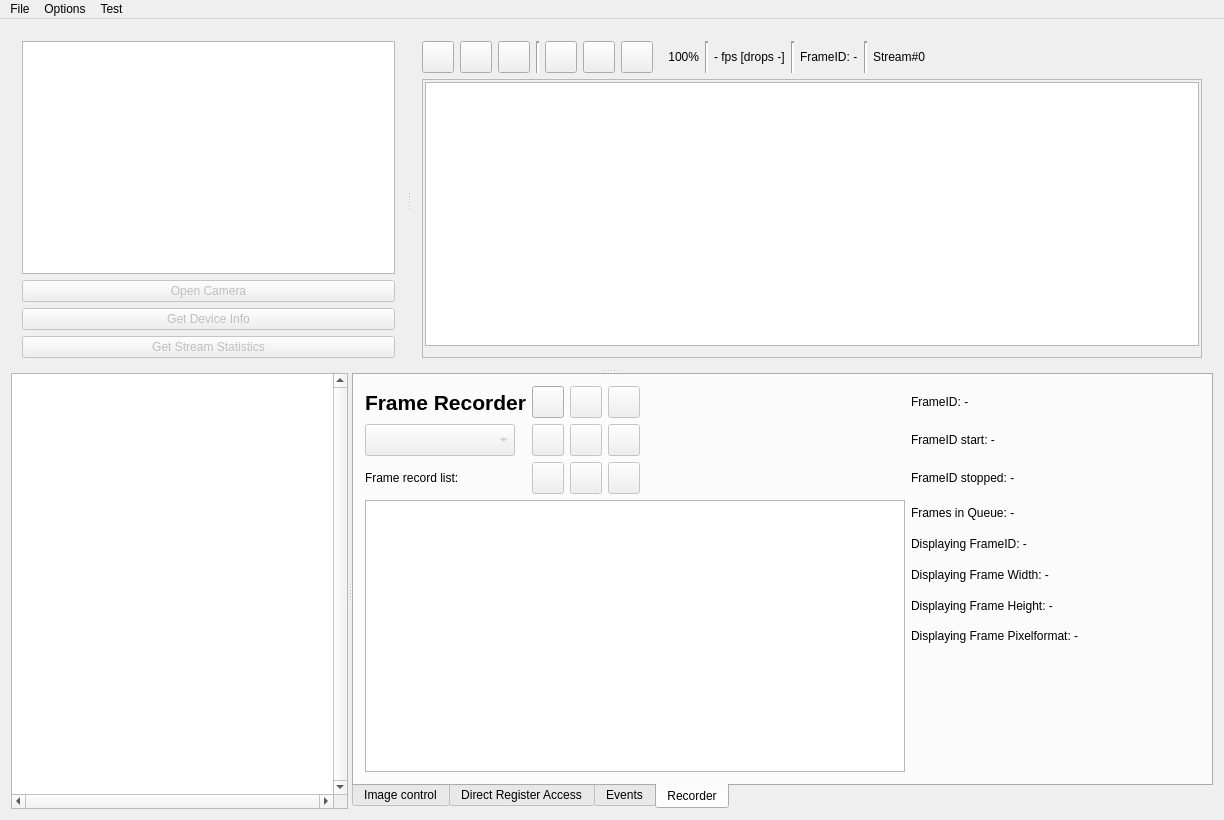
Old version of the form Source/res/v4l2test.ui in the repository alliedvision/V4L2Viewer.
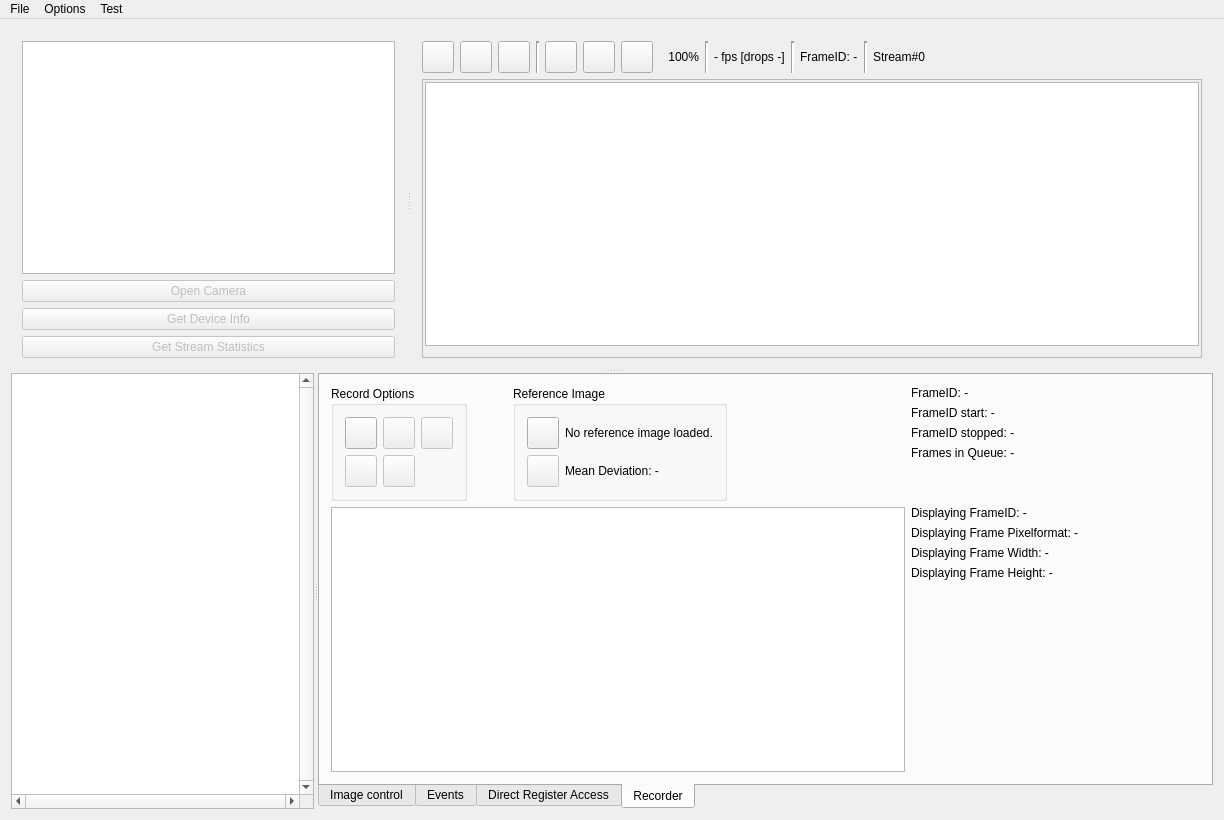
New version of the form. The open tabs and pages were chosen to show the change. Icons and pictures are not drawn.

Commit message: save images in raw format and compare saved iamges to a reference image

```diff
--- a/Source/res/v4l2test.ui
+++ b/Source/res/v4l2test.ui
@@ -1515,6 +1515,43 @@
           </property>
          </widget>
         </widget>
+        <widget class="QWidget" name="m_EventTab">
+         <attribute name="title">
+          <string>Events</string>
+         </attribute>
+         <layout class="QGridLayout" name="gridLayout_5">
+          <item row="1" column="1">
+           <spacer name="horizontalSpacer_2">
+            <property name="orientation">
+             <enum>Qt::Horizontal</enum>
+            </property>
+            <property name="sizeHint" stdset="0">
+             <size>
+              <width>40</width>
+              <height>20</height>
+             </size>
+            </property>
+           </spacer>
+          </item>
+          <item row="1" column="2">
+           <widget class="QPushButton" name="m_ClearEventLogButton">
+            <property name="text">
+             <string>Clear</string>
+            </property>
+           </widget>
+          </item>
+          <item row="0" column="0" colspan="3">
+           <widget class="QPlainTextEdit" name="m_EventsLogEditWidget">
+            <property name="sizePolicy">
+             <sizepolicy hsizetype="Preferred" vsizetype="Preferred">
+              <horstretch>0</horstretch>
+              <verstretch>0</verstretch>
+             </sizepolicy>
+            </property>
+           </widget>
+          </item>
+         </layout>
+        </widget>
         <widget class="QWidget" name="m_DirectRegisterAccessTab">
          <attribute name="title">
           <string>Direct Register Access</string>
@@ -1697,49 +1734,56 @@
           </item>
          </layout>
         </widget>
-        <widget class="QWidget" name="m_EventTab">
-         <attribute name="title">
-          <string>Events</string>
-         </attribute>
-         <layout class="QGridLayout" name="gridLayout_5">
-          <item row="1" column="1">
-           <spacer name="horizontalSpacer_2">
-            <property name="orientation">
-             <enum>Qt::Horizontal</enum>
-            </property>
-            <property name="sizeHint" stdset="0">
-             <size>
-              <width>40</width>
-              <height>20</height>
-             </size>
-            </property>
-           </spacer>
-          </item>
-          <item row="1" column="2">
-           <widget class="QPushButton" name="m_ClearEventLogButton">
-            <property name="text">
-             <string>Clear</string>
-            </property>
-           </widget>
-          </item>
-          <item row="0" column="0" colspan="3">
-           <widget class="QPlainTextEdit" name="m_EventsLogEditWidget">
-            <property name="sizePolicy">
-             <sizepolicy hsizetype="Preferred" vsizetype="Preferred">
-              <horstretch>0</horstretch>
-              <verstretch>0</verstretch>
-             </sizepolicy>
-            </property>
-           </widget>
-          </item>
-         </layout>
-        </widget>
         <widget class="QWidget" name="m_RecordTab">
          <attribute name="title">
           <string>Recorder</string>
          </attribute>
          <layout class="QGridLayout" name="gridLayout_7">
-          <item row="3" column="3">
+          <item row="0" column="0">
+           <layout class="QHBoxLayout" name="horizontalLayout_3">
+            <item>
+             <layout class="QVBoxLayout" name="verticalLayout_4">
+              <item>
+               <layout class="QHBoxLayout" name="horizontalLayout_5">
+                <item>
+                 <widget class="QGroupBox" name="groupBox_9">
+                  <property name="title">
+                   <string>Record Options</string>
+                  </property>
+                  <layout class="QGridLayout" name="gridLayout_6">
+                   <item row="0" column="0">
+                    <widget class="QPushButton" name="m_StartRecordButton">
+                     <property name="sizePolicy">
+                      <sizepolicy hsizetype="Fixed" vsizetype="Fixed">
+                       <horstretch>0</horstretch>
+                       <verstretch>0</verstretch>
+                      </sizepolicy>
+                     </property>
+                     <property name="minimumSize">
+                      <size>
+                       <width>32</width>
+                       <height>32</height>
+                      </size>
+                     </property>
+                     <property name="maximumSize">
+                      <size>
+                       <width>32</width>
+                       <height>32</height>
+                      </size>
+                     </property>
+                     <property name="toolTip">
+                      <string>Start recording</string>
+                     </property>
+                     <property name="text">
+                      <string/>
+                     </property>
+                     <property name="icon">
+                      <iconset resource="v4l2test.qrc">
+                       <normaloff>:/v4l2test/recordStart.ico</normaloff>:/v4l2test/recordStart.ico</iconset>
+                     </property>
+                    </widget>
+                   </item>
+                   <item row="1" column="1">
            <widget class="QPushButton" name="m_SaveFrameSeriesButton">
             <property name="enabled">
              <bool>false</bool>
@@ -1765,7 +1809,7 @@
             </property>
            </widget>
           </item>
-          <item row="3" column="2">
+                   <item row="1" column="0">
            <widget class="QPushButton" name="m_DisplaySaveFrame">
             <property name="enabled">
              <bool>false</bool>
@@ -1791,122 +1835,7 @@
             </property>
            </widget>
           </item>
-          <item row="0" column="12">
-           <widget class="QLabel" name="m_FrameIDRecording">
-            <property name="minimumSize">
-             <size>
-              <width>189</width>
-              <height>0</height>
-             </size>
-            </property>
-            <property name="maximumSize">
-             <size>
-              <width>189</width>
-              <height>16777215</height>
-             </size>
-            </property>
-            <property name="text">
-             <string>FrameID: -</string>
-            </property>
-           </widget>
-          </item>
-          <item row="1" column="2">
-           <widget class="QPushButton" name="m_GetReferenceButton">
-            <property name="enabled">
-             <bool>false</bool>
-            </property>
-            <property name="minimumSize">
-             <size>
-              <width>32</width>
-              <height>32</height>
-             </size>
-            </property>
-            <property name="maximumSize">
-             <size>
-              <width>32</width>
-              <height>32</height>
-             </size>
-            </property>
-            <property name="text">
-             <string/>
-            </property>
-            <property name="icon">
-             <iconset resource="v4l2test.qrc">
-              <normaloff>:/v4l2test/addReference.ico</normaloff>:/v4l2test/addReference.ico</iconset>
-            </property>
-           </widget>
-          </item>
-          <item row="1" column="3">
-           <widget class="QPushButton" name="m_BackwardDisplayRecording">
-            <property name="enabled">
-             <bool>false</bool>
-            </property>
-            <property name="sizePolicy">
-             <sizepolicy hsizetype="Fixed" vsizetype="Fixed">
-              <horstretch>0</horstretch>
-              <verstretch>0</verstretch>
-             </sizepolicy>
-            </property>
-            <property name="minimumSize">
-             <size>
-              <width>32</width>
-              <height>32</height>
-             </size>
-            </property>
-            <property name="maximumSize">
-             <size>
-              <width>32</width>
-              <height>32</height>
-             </size>
-            </property>
-            <property name="text">
-             <string/>
-            </property>
-            <property name="icon">
-             <iconset resource="v4l2test.qrc">
-              <normaloff>:/v4l2test/back.ico</normaloff>:/v4l2test/back.ico</iconset>
-            </property>
-            <property name="autoRepeat">
-             <bool>true</bool>
-            </property>
-           </widget>
-          </item>
-          <item row="1" column="4">
-           <widget class="QPushButton" name="m_ForewardDisplayRecording">
-            <property name="enabled">
-             <bool>false</bool>
-            </property>
-            <property name="sizePolicy">
-             <sizepolicy hsizetype="Fixed" vsizetype="Fixed">
-              <horstretch>0</horstretch>
-              <verstretch>0</verstretch>
-             </sizepolicy>
-            </property>
-            <property name="minimumSize">
-             <size>
-              <width>32</width>
-              <height>32</height>
-             </size>
-            </property>
-            <property name="maximumSize">
-             <size>
-              <width>32</width>
-              <height>32</height>
-             </size>
-            </property>
-            <property name="text">
-             <string/>
-            </property>
-            <property name="icon">
-             <iconset resource="v4l2test.qrc">
-              <normaloff>:/v4l2test/next.ico</normaloff>:/v4l2test/next.ico</iconset>
-            </property>
-            <property name="autoRepeat">
-             <bool>true</bool>
-            </property>
-           </widget>
-          </item>
-          <item row="0" column="3">
+                   <item row="0" column="1">
            <widget class="QPushButton" name="m_StopRecordButton">
             <property name="enabled">
              <bool>false</bool>
@@ -1938,75 +1867,7 @@
             </property>
            </widget>
           </item>
-          <item row="0" column="1">
-           <widget class="QLabel" name="label_9">
-            <property name="maximumSize">
-             <size>
-              <width>170</width>
-              <height>100</height>
-             </size>
-            </property>
-            <property name="font">
-             <font>
-              <pointsize>16</pointsize>
-              <weight>75</weight>
-              <bold>true</bold>
-             </font>
-            </property>
-            <property name="text">
-             <string>Frame Recorder</string>
-            </property>
-           </widget>
-          </item>
-          <item row="3" column="1">
-           <widget class="QLabel" name="label_30">
-            <property name="maximumSize">
-             <size>
-              <width>170</width>
-              <height>16777215</height>
-             </size>
-            </property>
-            <property name="text">
-             <string>Frame record list:</string>
-            </property>
-           </widget>
-          </item>
-          <item row="0" column="2">
-           <widget class="QPushButton" name="m_StartRecordButton">
-            <property name="sizePolicy">
-             <sizepolicy hsizetype="Fixed" vsizetype="Fixed">
-              <horstretch>0</horstretch>
-              <verstretch>0</verstretch>
-             </sizepolicy>
-            </property>
-            <property name="minimumSize">
-             <size>
-              <width>32</width>
-              <height>32</height>
-             </size>
-            </property>
-            <property name="maximumSize">
-             <size>
-              <width>32</width>
-              <height>32</height>
-             </size>
-            </property>
-            <property name="toolTip">
-             <string>Start recording</string>
-            </property>
-            <property name="text">
-             <string/>
-            </property>
-            <property name="icon">
-             <iconset resource="v4l2test.qrc">
-              <normaloff>:/v4l2test/recordStart.ico</normaloff>:/v4l2test/recordStart.ico</iconset>
-            </property>
-           </widget>
-          </item>
-          <item row="4" column="1" rowspan="9" colspan="7">
-           <widget class="QTableWidget" name="m_FrameRecordTable"/>
-          </item>
-          <item row="0" column="4">
+                   <item row="0" column="3">
            <widget class="QPushButton" name="m_DeleteRecording">
             <property name="enabled">
              <bool>false</bool>
@@ -2038,24 +1899,17 @@
             </property>
            </widget>
           </item>
-          <item row="0" column="6">
-           <spacer name="horizontalSpacer_4">
-            <property name="orientation">
-             <enum>Qt::Horizontal</enum>
-            </property>
-            <property name="sizeHint" stdset="0">
-             <size>
-              <width>40</width>
-              <height>20</height>
-             </size>
-            </property>
-           </spacer>
-          </item>
-          <item row="1" column="6">
+                  </layout>
+                 </widget>
+                </item>
+                <item>
            <spacer name="horizontalSpacer_5">
             <property name="orientation">
              <enum>Qt::Horizontal</enum>
             </property>
+                  <property name="sizeType">
+                   <enum>QSizePolicy::Fixed</enum>
+                  </property>
             <property name="sizeHint" stdset="0">
              <size>
               <width>40</width>
@@ -2064,7 +1918,49 @@
             </property>
            </spacer>
           </item>
-          <item row="3" column="4">
+                <item>
+                 <widget class="QGroupBox" name="groupBox_8">
+                  <property name="title">
+                   <string>Reference Image</string>
+                  </property>
+                  <layout class="QGridLayout" name="gridLayout_8">
+                   <item row="1" column="0">
+                    <widget class="QPushButton" name="m_GetReferenceButton">
+                     <property name="enabled">
+                      <bool>true</bool>
+                     </property>
+                     <property name="minimumSize">
+                      <size>
+                       <width>32</width>
+                       <height>32</height>
+                      </size>
+                     </property>
+                     <property name="maximumSize">
+                      <size>
+                       <width>32</width>
+                       <height>32</height>
+                      </size>
+                     </property>
+                     <property name="toolTip">
+                      <string>Load RAW reference image</string>
+                     </property>
+                     <property name="text">
+                      <string/>
+                     </property>
+                     <property name="icon">
+                      <iconset resource="v4l2test.qrc">
+                       <normaloff>:/v4l2test/addReference.ico</normaloff>:/v4l2test/addReference.ico</iconset>
+                     </property>
+                    </widget>
+                   </item>
+                   <item row="1" column="1">
+                    <widget class="QLabel" name="m_referenceLabel">
+                     <property name="text">
+                      <string>No reference image loaded.</string>
+                     </property>
+                    </widget>
+                   </item>
+                   <item row="2" column="0">
            <widget class="QPushButton" name="m_CalcDeviationButton">
             <property name="enabled">
              <bool>false</bool>
@@ -2090,27 +1986,18 @@
             </property>
            </widget>
           </item>
-          <item row="1" column="1">
-           <widget class="QComboBox" name="m_SelectFileExtensionComboBox">
-            <property name="enabled">
-             <bool>false</bool>
-            </property>
-            <property name="minimumSize">
-             <size>
-              <width>150</width>
-              <height>0</height>
-             </size>
-            </property>
-            <property name="maximumSize">
-             <size>
-              <width>150</width>
-              <height>100</height>
-             </size>
-            </property>
-           </widget>
-          </item>
-          <item row="3" column="6">
-           <spacer name="horizontalSpacer_6">
+                   <item row="2" column="1">
+                    <widget class="QLabel" name="m_meanDeviationLabel">
+                     <property name="text">
+                      <string>Mean Deviation: -</string>
+                     </property>
+                    </widget>
+                   </item>
+                  </layout>
+                 </widget>
+                </item>
+                <item>
+                 <spacer name="horizontalSpacer_4">
             <property name="orientation">
              <enum>Qt::Horizontal</enum>
             </property>
@@ -2122,60 +2009,128 @@
             </property>
            </spacer>
           </item>
-          <item row="1" column="12">
+               </layout>
+              </item>
+              <item>
+               <widget class="QTableWidget" name="m_FrameRecordTable">
+                <property name="maximumSize">
+                 <size>
+                  <width>16777215</width>
+                  <height>16777215</height>
+                 </size>
+                </property>
+               </widget>
+              </item>
+             </layout>
+            </item>
+            <item>
+             <layout class="QVBoxLayout" name="verticalLayout_3">
+              <item>
+               <widget class="QLabel" name="m_FrameIDRecording">
+                <property name="minimumSize">
+                 <size>
+                  <width>189</width>
+                  <height>0</height>
+                 </size>
+                </property>
+                <property name="maximumSize">
+                 <size>
+                  <width>189</width>
+                  <height>16777215</height>
+                 </size>
+                </property>
+                <property name="text">
+                 <string>FrameID: -</string>
+                </property>
+               </widget>
+              </item>
+              <item>
            <widget class="QLabel" name="m_FrameIDStartedRecord">
             <property name="text">
              <string>FrameID start: -</string>
             </property>
            </widget>
           </item>
-          <item row="3" column="12">
+              <item>
            <widget class="QLabel" name="m_FrameIDStoppedRecord">
             <property name="text">
              <string>FrameID stopped: -</string>
             </property>
            </widget>
           </item>
-          <item row="4" column="12">
+              <item>
            <widget class="QLabel" name="m_FramesInQueue">
             <property name="text">
              <string>Frames in Queue: -</string>
             </property>
            </widget>
           </item>
-          <item row="5" column="12">
+              <item>
+               <spacer name="verticalSpacer_3">
+                <property name="orientation">
+                 <enum>Qt::Vertical</enum>
+                </property>
+                <property name="sizeType">
+                 <enum>QSizePolicy::Fixed</enum>
+                </property>
+                <property name="sizeHint" stdset="0">
+                 <size>
+                  <width>20</width>
+                  <height>40</height>
+                 </size>
+                </property>
+               </spacer>
+              </item>
+              <item>
            <widget class="QLabel" name="m_DisplayFrameID">
             <property name="text">
              <string>Displaying FrameID: -</string>
             </property>
            </widget>
           </item>
-          <item row="6" column="12">
+              <item>
+               <widget class="QLabel" name="m_DisplayFramePixelformat">
+                <property name="minimumSize">
+                 <size>
+                  <width>289</width>
+                  <height>0</height>
+                 </size>
+                </property>
+                <property name="text">
+                 <string>Displaying Frame Pixelformat: -</string>
+                </property>
+               </widget>
+              </item>
+              <item>
            <widget class="QLabel" name="m_DisplayFrameWidth">
             <property name="text">
              <string>Displaying Frame Width: -</string>
             </property>
            </widget>
           </item>
-          <item row="7" column="12">
+              <item>
            <widget class="QLabel" name="m_DisplayFrameHeight">
             <property name="text">
              <string>Displaying Frame Height: -</string>
             </property>
            </widget>
           </item>
-          <item row="8" column="12">
-           <widget class="QLabel" name="m_DisplayFramePixelformat">
-            <property name="minimumSize">
+              <item>
+               <spacer name="verticalSpacer_2">
+                <property name="orientation">
+                 <enum>Qt::Vertical</enum>
+                </property>
+                <property name="sizeHint" stdset="0">
              <size>
-              <width>289</width>
-              <height>0</height>
-             </size>
-            </property>
-            <property name="text">
-             <string>Displaying Frame Pixelformat: -</string>
-            </property>
-           </widget>
+                  <width>20</width>
+                  <height>40</height>
+                 </size>
+                </property>
+               </spacer>
+              </item>
+             </layout>
+            </item>
+           </layout>
           </item>
          </layout>
         </widget>
```
Left out of the diff: 13 changed lines with no effect on the pictures. Lines whose indentation alone changed are shown as unchanged. The commit also changes 11 other files.
